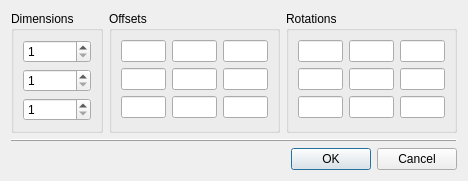
trevorsandy/lpub3d-ci, file lclib/qt/lc_qarraydialog.ui: the form before one commit.
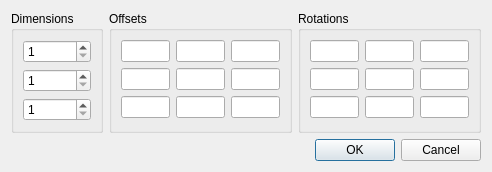
The form after the commit.

```diff
--- a/lclib/qt/lc_qarraydialog.ui
+++ b/lclib/qt/lc_qarraydialog.ui
@@ -6,7 +6,7 @@
    <rect>
     <x>0</x>
     <y>0</y>
-    <width>468</width>
+    <width>492</width>
     <height>156</height>
    </rect>
   </property>
@@ -133,16 +133,6 @@
      </item>
     </layout>
    </item>
-   <item>
-    <widget class="QFrame" name="frame">
-     <property name="frameShape">
-      <enum>QFrame::HLine</enum>
-     </property>
-     <property name="frameShadow">
-      <enum>QFrame::Raised</enum>
-     </property>
-    </widget>
-   </item>
    <item>
     <widget class="QDialogButtonBox" name="buttonBox">
      <property name="orientation">
```
